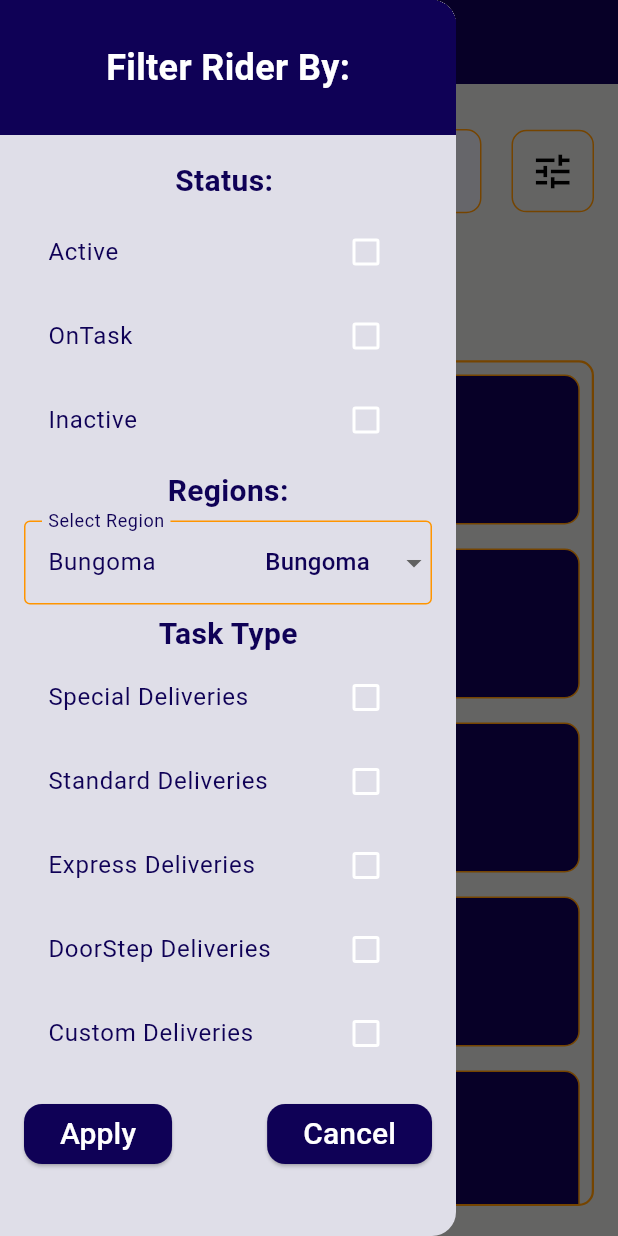
After one commit to DenisIrungu/Logistics-Management-System-UI, a Flutter app: the RiderTracking screen opened by its route, with the side drawer open, on a phone screen of 412 x 824 dp. The commit adds this screen. Run offline on Flutter 3.47's test engine with Material 3 defaults, Android fonts, the phone set to English and light mode, and no system bars.

Commit message:
Worked on the Track rider and Fiter UI

```diff
--- a/logistics/lib/app.dart
+++ b/logistics/lib/app.dart
@@ -1,15 +1,16 @@
 import 'package:flutter/material.dart';
 import 'package:logistcs/appView.dart';
-import 'package:logistcs/screens/add_new_rider/accountsetup.dart';
-import 'package:logistcs/screens/add_new_rider/basic_infor.dart';
-import 'package:logistcs/screens/add_new_rider/bike_information.dart';
-import 'package:logistcs/screens/add_new_rider/documents.dart';
+import 'package:logistcs/screens/rider/add_new_rider/accountsetup.dart';
+import 'package:logistcs/screens/rider/add_new_rider/basic_infor.dart';
+import 'package:logistcs/screens/rider/add_new_rider/bike_information.dart';
+import 'package:logistcs/screens/rider/add_new_rider/documents.dart';
 //import 'package:logistcs/screens/add_new_rider/emergencycontacts.dart';
-import 'package:logistcs/screens/add_new_rider/emergencycontacts.dart';
+import 'package:logistcs/screens/rider/add_new_rider/emergencycontacts.dart';
 
 import 'package:logistcs/screens/admindashboard.dart';
 import 'package:logistcs/screens/onboardingscreen.dart';
-import 'package:logistcs/screens/rider_management.dart';
+import 'package:logistcs/screens/rider/rider_management.dart';
+import 'package:logistcs/screens/rider/tracking/rider_tracking.dart';
 import 'package:logistcs/screens/sign_in_screen.dart';
 import 'package:logistcs/screens/usermanager.dart';
 
@@ -46,6 +47,7 @@ class MyApp extends StatelessWidget {
           '/documentsupload': (context) => DocumentsUpload(),
           '/emergencycontacts': (context) => EmergencyContacts(),
           '/accountsetup': (context)=> AccountSetup(),
+          '/ridertracking': (context)=> RiderTracking(),
         });
   }
 }
--- /dev/null
+++ b/logistics/lib/components/dropdownTextfield.dart
@@ -0,0 +1,115 @@
+import 'package:flutter/material.dart';
+
+class MyDropDownTextField extends StatefulWidget {
+  final String labelText;
+  final List<String> options;
+  final ValueChanged<String>? onChanged;
+  final String? initialValue;
+  final String? Function(String?)? validator;
+  final bool isEnabled;
+  final InputDecoration? decoration;
+  final Color borderColor;
+  final double borderWidth;
+  final Color selectedTextColor;
+
+  const MyDropDownTextField({
+    required this.labelText,
+    required this.options,
+    this.onChanged,
+    this.initialValue,
+    this.validator,
+    this.isEnabled = true,
+    this.decoration,
+    this.borderColor = Colors.grey,
+    this.borderWidth = 1.0,
+    this.selectedTextColor = const Color(0xFF0F0156),
+    super.key,
+  });
+
+  @override
+  State<MyDropDownTextField> createState() => _MyDropDownTextFieldState();
+}
+
+class _MyDropDownTextFieldState extends State<MyDropDownTextField> {
+  late final TextEditingController _controller;
+  String? _selectedValue;
+
+  @override
+  void initState() {
+    super.initState();
+    _controller = TextEditingController(text: widget.initialValue);
+    _selectedValue = widget.initialValue;
+  }
+
+  @override
+  void dispose() {
+    _controller.dispose();
+    super.dispose();
+  }
+
+  @override
+  Widget build(BuildContext context) {
+    return TextFormField(
+      controller: _controller,
+      enabled: widget.isEnabled,
+      validator: widget.validator,
+      style: TextStyle(color: widget.selectedTextColor), // Selected text color
+      decoration: (widget.decoration ??
+              InputDecoration(
+                labelText: widget.labelText,
+                labelStyle: TextStyle(color: Color(0xFF0F0156)),
+                border: OutlineInputBorder(
+                  borderSide: BorderSide(
+                    color: widget.borderColor,
+                    width: widget.borderWidth,
+                  ),
+                ),
+                enabledBorder: OutlineInputBorder(
+                  borderSide: BorderSide(
+                    color: widget.borderColor,
+                    width: widget.borderWidth,
+                  ),
+                ),
+                focusedBorder: OutlineInputBorder(
+                  borderSide: BorderSide(
+                    color: widget.borderColor,
+                    width: widget.borderWidth + 1,
+                  ),
+                ),
+              ))
+          .copyWith(
+        suffixIcon: DropdownButtonHideUnderline(
+          child: DropdownButton<String>(
+            value: _selectedValue,
+            icon: const Icon(Icons.arrow_drop_down),
+            onChanged: widget.isEnabled
+                ? (String? newValue) {
+                    setState(() {
+                      _selectedValue = newValue;
+                      _controller.text = newValue ?? '';
+                    });
+                    if (widget.onChanged != null && newValue != null) {
+                      widget.onChanged!(newValue);
+                    }
+                  }
+                : null,
+            items: widget.options.map<DropdownMenuItem<String>>((String value) {
+              return DropdownMenuItem<String>(
+                value: value,
+                child: Text(
+                  value,
+                  style: TextStyle(
+                    color: _selectedValue == value
+                        ? widget.selectedTextColor
+                        : Colors.white,
+                  ),
+                ),
+              );
+            }).toList(),
+          ),
+        ),
+      ),
+      readOnly: true,
+    );
+  }
+}
--- a/logistics/lib/screens/rider_management.dart
+++ b/logistics/lib/screens/rider/rider_management.dart
@@ -79,10 +79,20 @@ class _RiderManagementState extends State<RiderManagement> {
                   crossAxisCount: 2,
                   crossAxisSpacing: 16,
                   mainAxisSpacing: 16,
-                  children: const [
-                    MyGrid(title: 'Track', color: Color(0xFF0F0156)),
+                  children: [
+                    //rider tracking
+                    MyGrid(
+                      title: 'Track',
+                      color: Color(0xFF0F0156),
+                      onTap: () {
+                        Navigator.pushNamed(context, '/ridertracking');
+                      },
+                    ),
+                    //Active riders
                     MyGrid(title: 'Active', color: Color(0xFF0F0156)),
+                    //Inactive riders
                     MyGrid(title: 'Inactive', color: Color(0xFF0F0156)),
+                    //FeeedBacks
                     MyGrid(title: 'Feedbacks', color: Color(0xFF0F0156)),
                   ],
                 ),
--- /dev/null
+++ b/logistics/lib/screens/rider/tracking/rider_tracking.dart
@@ -0,0 +1,403 @@
+import 'package:flutter/foundation.dart';
+import 'package:flutter/material.dart';
+import 'package:logistcs/components/dropdownTextfield.dart';
+import 'package:logistcs/components/myButton.dart';
+import 'package:logistcs/components/mycontainer.dart';
+import 'package:logistcs/components/mytextfield.dart';
+
+class RiderTracking extends StatefulWidget {
+  const RiderTracking({super.key});
+
+  @override
+  State<RiderTracking> createState() => _RiderTrackingState();
+}
+
+class _RiderTrackingState extends State<RiderTracking> {
+  final GlobalKey<ScaffoldState> _scaffoldKey = GlobalKey<ScaffoldState>();
+  final TextEditingController _riderSearchController = TextEditingController();
+  final List<String> riders = [
+    "Aaron",
+    "Abigail",
+    "Adam",
+    "Adrian",
+    "Aiden",
+    "Alex",
+    "Alice",
+    "Amanda",
+    "Amber",
+    "Amelia",
+    "Andre",
+    "Angela",
+    "Anthony",
+    "Ariana",
+    "Ashley",
+    "Austin",
+    "Ava",
+    "Ben",
+    "Benjamin",
+    "Bethany",
+    "Blake",
+    "Brandon",
+    "Brayden",
+    "Brian",
+    "Brianna",
+    "Brody",
+    "Brooklyn",
+    "Caleb",
+    "Cameron",
+    "Carlos",
+    "Carter",
+    "Charles",
+    "Charlotte",
+    "Chase",
+    "Chloe",
+    "Christian",
+    "Christopher",
+    "Claire",
+    "Connor",
+    "Cooper",
+    "Daniel",
+    "David",
+    "Delilah",
+    "Dominic",
+    "Dylan",
+    "Eleanor",
+    "Elijah",
+    "Elizabeth",
+    "Ella",
+    "Emily",
+    "Emma",
+    "Ethan",
+    "Evan",
+    "Everly",
+    "Ezekiel",
+    "Faith",
+    "Gabriel",
+    "Gavin",
+    "Genesis",
+    "Grace",
+    "Grayson",
+    "Hailey",
+    "Hannah",
+    "Harper",
+    "Hazel",
+    "Henry",
+    "Hudson",
+    "Hunter",
+    "Isaac",
+    "Isabella",
+    "Isabelle",
+    "Jack",
+    "Jackson",
+    "Jacob",
+    "James",
+    "Jasmine",
+    "Jason",
+    "Jaxon",
+    "Jayden",
+    "Jeremiah",
+    "Jessica",
+    "Jocelyn",
+    "John",
+    "Jonathan",
+    "Jordan",
+    "Joseph",
+    "Joshua",
+    "Josiah",
+    "Julia",
+    "Julian",
+    "Kai",
+    "Kayla",
+    "Kennedy",
+    "Kevin",
+    "Kimberly",
+    "Landon",
+    "Lauren",
+    "Layla",
+    "Leo",
+    "Levi"
+  ];
+  bool active = false;
+  bool onTask = false;
+  bool inactive = false;
+  bool specialDeliveries = false;
+  bool standardDeliveries = false;
+  bool expressDeliveries = false;
+  bool doorStepDeliveries = false;
+  bool customDeliveries = false;
+
+  final List<String> availableRegions = [
+    'Nairobi',
+    'Mombasa',
+    'Kisumu',
+    'Nakuru',
+    'Uasin Gishu',
+    'Kiambu',
+    'Machakos',
+    'Nyeri',
+    'Kilifi',
+    'Kakamega',
+    'Meru',
+    'Turkana',
+    'Garissa',
+    'Kitui',
+    'Kajiado',
+    'Bungoma',
+    'Kwale',
+    'Laikipia',
+    'Siaya',
+    'Trans Nzoia'
+  ];
+  void _clearFilters() {
+    setState(() {
+      active = false;
+      onTask = false;
+      inactive = false;
+      specialDeliveries = false;
+      standardDeliveries = false;
+      expressDeliveries = false;
+      doorStepDeliveries = false;
+      customDeliveries = false;
+    });
+  }
+
+  @override
+  Widget build(BuildContext context) {
+    return Scaffold(
+      backgroundColor: Theme.of(context).colorScheme.secondary,
+      appBar: AppBar(
+        backgroundColor: Theme.of(context).colorScheme.surface,
+        title: Text(
+          'Track Rider',
+          style: TextStyle(
+            fontSize: 24,
+            fontWeight: FontWeight.bold,
+            color: Theme.of(context).colorScheme.onSurface,
+          ),
+        ),
+        centerTitle: true,
+        automaticallyImplyLeading: false,
+      ),
+      drawer: Drawer(
+        backgroundColor: (Color(0xFFDFDEE8)),
+        child: Column(
+          crossAxisAlignment: CrossAxisAlignment.start,
+          children: [
+            Container(
+              decoration: BoxDecoration(color: Color(0xFF0F0156)),
+              child: SizedBox(
+                height: 90,
+                width: double.infinity,
+                child: Center(
+                  child: Text(
+                    'Filter Rider By:',
+                    style: TextStyle(
+                        color: Color(0xFFFFFFFF),
+                        fontWeight: FontWeight.bold,
+                        fontSize: 24),
+                  ),
+                ),
+              ),
+            ),
+            Expanded(
+              child: Padding(
+                padding: EdgeInsets.all(16.0),
+                child: Column(
+                  children: [
+                    Text(
+                      'Status: ',
+                      style: TextStyle(
+                          fontWeight: FontWeight.bold,
+                          fontSize: 20,
+                          color: Color(0xFF0F0156)),
+                    ),
+                    SizedBox(
+                      height: 5,
+                    ),
+                    CheckboxListTile(
+                        title: Text(
+                          'Active',
+                          style: TextStyle(color: Color(0xFF0F0156)),
+                        ),
+                        value: active,
+                        onChanged: (val) => setState(() => active = val!)),
+                    CheckboxListTile(
+                        title: Text('OnTask',
+                            style: TextStyle(color: Color(0xFF0F0156))),
+                        value: onTask,
+                        onChanged: (val) => setState(() => onTask = val!)),
+                    CheckboxListTile(
+                        title: Text('Inactive',
+                            style: TextStyle(color: Color(0xFF0F0156))),
+                        value: onTask,
+                        onChanged: (val) => setState(() => inactive = val!)),
+                    SizedBox(
+                      height: 5,
+                    ),
+                    Text(
+                      'Regions:',
+                      style: TextStyle(
+                          fontSize: 20,
+                          fontWeight: FontWeight.bold,
+                          color: Color(0xFF0F0156)),
+                    ),
+                    SizedBox(
+                      height: 5,
+                    ),
+                    MyDropDownTextField(
+                      labelText: 'Select Region',
+                      borderColor: Color(0xFFFF9500),
+                      borderWidth: 1,
+                      options: availableRegions,
+                      initialValue: 'Bungoma',
+                      onChanged: (value) {
+                        if (kDebugMode) {
+                          print('Selected county: $value');
+                        }
+                      },
+                      validator: (value) {
+                        if (value == null || value.isEmpty) {
+                          return 'Please select an option';
+                        }
+                        return null;
+                      },
+                    ),
+                    SizedBox(
+                      height: 5,
+                    ),
+                    Text('Task Type',
+                        style: TextStyle(
+                            color: Color(0xFF0F0156),
+                            fontSize: 20,
+                            fontWeight: FontWeight.bold)),
+                    CheckboxListTile(
+                        title: Text(
+                          'Special Deliveries',
+                          style: TextStyle(color: Color(0xFF0F0156)),
+                        ),
+                        value: specialDeliveries,
+                        onChanged: (val) =>
+                            setState(() => specialDeliveries = val!)),
+                    CheckboxListTile(
+                        title: Text(
+                          'Standard Deliveries',
+                          style: TextStyle(color: Color(0xFF0F0156)),
+                        ),
+                        value: standardDeliveries,
+                        onChanged: (val) =>
+                            setState(() => standardDeliveries = val!)),
+                    CheckboxListTile(
+                        title: Text(
+                          'Express Deliveries',
+                          style: TextStyle(color: Color(0xFF0F0156)),
+                        ),
+                        value: expressDeliveries,
+                        onChanged: (val) =>
+                            setState(() => expressDeliveries = val!)),
+                    CheckboxListTile(
+                        title: Text(
+                          'DoorStep Deliveries',
+                          style: TextStyle(color: Color(0xFF0F0156)),
+                        ),
+                        value: doorStepDeliveries,
+                        onChanged: (val) =>
+                            setState(() => doorStepDeliveries = val!)),
+                    CheckboxListTile(
+                        title: Text(
+                          'Custom Deliveries',
+                          style: TextStyle(color: Color(0xFF0F0156)),
+                        ),
+                        value: customDeliveries,
+                        onChanged: (val) =>
+                            setState(() => customDeliveries = val!)),
+                    SizedBox(
+                      height: 15,
+                    ),
+                    Row(
+                      mainAxisAlignment: MainAxisAlignment.spaceBetween,
+                      children: [
+                        MyButton(
+                            text: 'Apply',
+                            onPress: () {},
+                            color: Color(0xFF0F0156)),
+                        MyButton(
+                            text: 'Cancel',
+                            onPress: _clearFilters,
+                            color: Color(0xFF0F0156))
+                      ],
+                    )
+                  ],
+                ),
+              ),
+            )
+          ],
+        ),
+      ),
+      body: Padding(
+        padding: const EdgeInsets.symmetric(horizontal: 16, vertical: 20),
+        child: Column(
+          children: [
+            Row(
+              children: [
+                Expanded(
+                  child: MyTextField(
+                    controller: _riderSearchController,
+                    hintText: 'Name or ID or Phone Number',
+                    obscureText: false,
+                    prefixIcon: Icon(Icons.search),
+                  ),
+                ),
+                SizedBox(width: 10),
+                Container(
+                  height: 55,
+                  width: 55,
+                  decoration: BoxDecoration(
+                    borderRadius: BorderRadius.circular(10),
+                    border: Border.all(color: Color(0xFFFF9500)),
+                  ),
+                  child: Center(
+                    child: IconButton(
+                        onPressed: () {},
+                        icon: Icon(Icons.tune),
+                        iconSize: 30,
+                        color: Colors.black,
+                        constraints: BoxConstraints(),
+                        padding: EdgeInsets.zero),
+                  ),
+                ),
+              ],
+            ),
+            SizedBox(
+              height: 20,
+            ),
+            MyButton(text: 'Search', onPress: () {}, color: Color(0xFF0F0156)),
+            SizedBox(
+              height: 20,
+            ),
+            Expanded(
+              child: Container(
+                decoration: BoxDecoration(
+                    border: Border.all(
+                      color: Color(0xFFFF9500),
+                      width: 1.5,
+                    ),
+                    borderRadius: BorderRadius.circular(10)),
+                child: ListView.builder(
+                  itemCount: riders.length,
+                  itemBuilder: (context, index) {
+                    return Padding(
+                      padding: const EdgeInsets.all(8.0),
+                      child: MyContainer(
+                        text: riders[index],
+                      ),
+                    );
+                  },
+                ),
+              ),
+            )
+          ],
+        ),
+      ),
+    );
+  }
+}
```
Also changed, not shown: logistics/lib/screens/rider/add_new_rider/accountsetup.dart (renamed from logistics/lib/screens/add_new_rider/accountsetup.dart), logistics/lib/screens/rider/add_new_rider/basic_infor.dart (renamed from logistics/lib/screens/add_new_rider/basic_infor.dart), logistics/lib/screens/rider/add_new_rider/bike_information.dart (renamed from logistics/lib/screens/add_new_rider/bike_information.dart), logistics/lib/screens/rider/add_new_rider/documents.dart (renamed from logistics/lib/screens/add_new_rider/documents.dart), logistics/lib/screens/rider/add_new_rider/emergencycontacts.dart (renamed from logistics/lib/screens/add_new_rider/emergencycontacts.dart).
